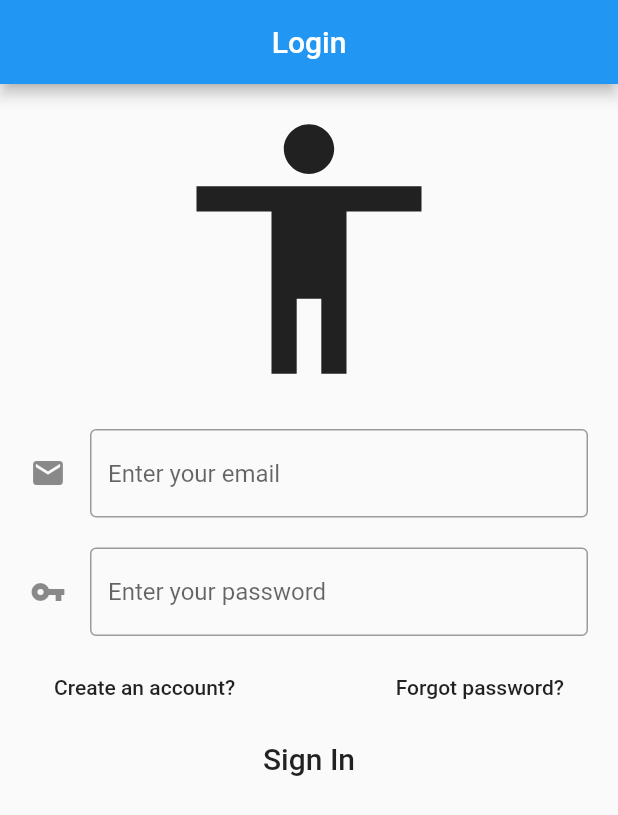
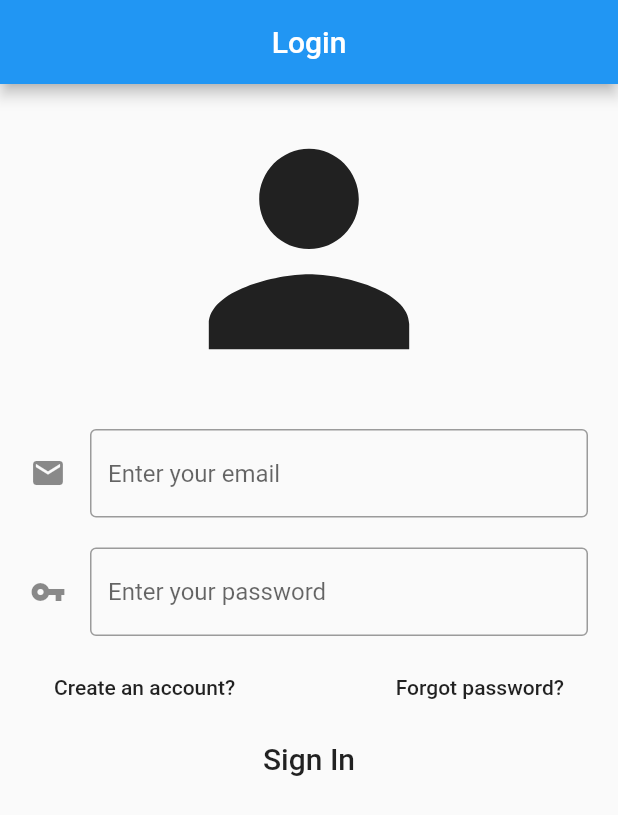
Before and after one commit to FEUP-ESOF-2020-21/open-cx-t1g4-gof, a Flutter app: the screen it shows after launch, on a phone screen of 412 x 824 dp. Shown: the top 815 px of the screen. Run offline on Flutter 3.47's test engine with Material 2 defaults, Android fonts, the phone set to English and light mode, and no system bars; our stand-ins replace cloud_firestore, firebase_auth, firebase_core, flutter_rating_bar; accounts and stored records are empty.

```diff
--- a/lib/pages/LoginPage.dart
+++ b/lib/pages/LoginPage.dart
@@ -28,7 +28,7 @@ class _LoginPageState extends State<LoginPage> {
             child: Column(
               children: <Widget>[
                 Icon(
-                  Icons.accessibility_sharp,
+                  Icons.person,
                   size: 200.0,
                 ),
                 Container(
```
Also changed, not shown: pubspec.yaml (+3 -7 lines), pubspec.lock, 1 other file.
